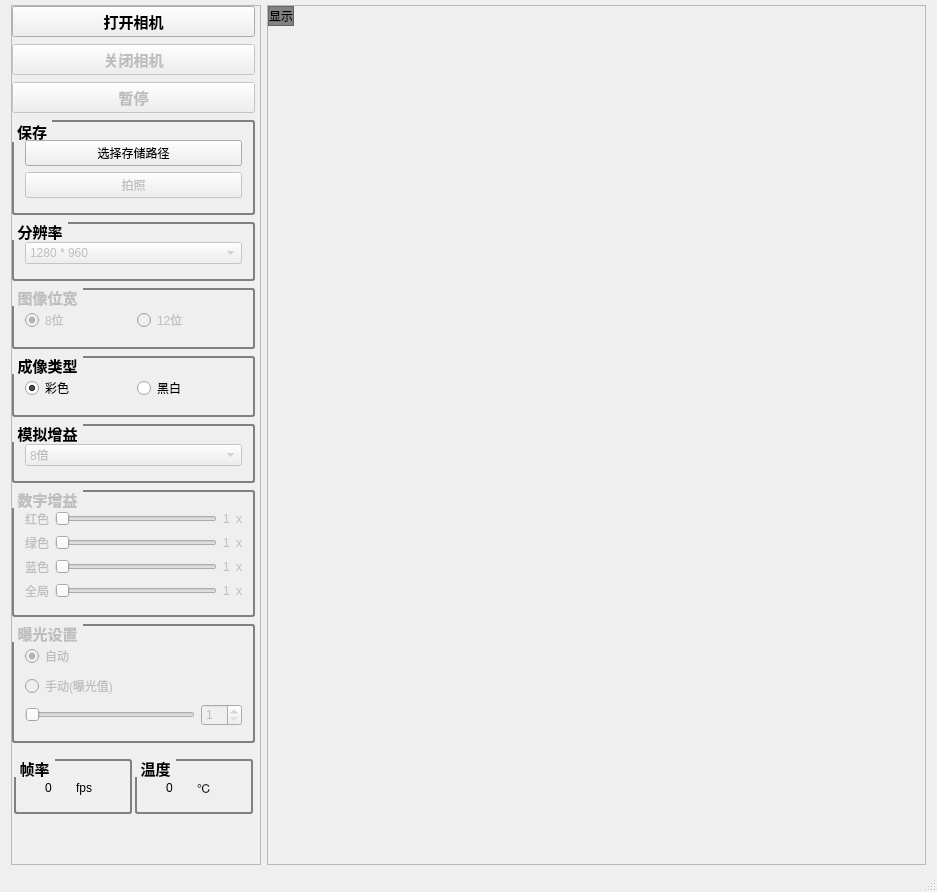
Before: the Qt Designer form usb2_camera_034/mainwindow.ui in betterorbest/usb_camera_with_Cypress, drawn with Qt 5.
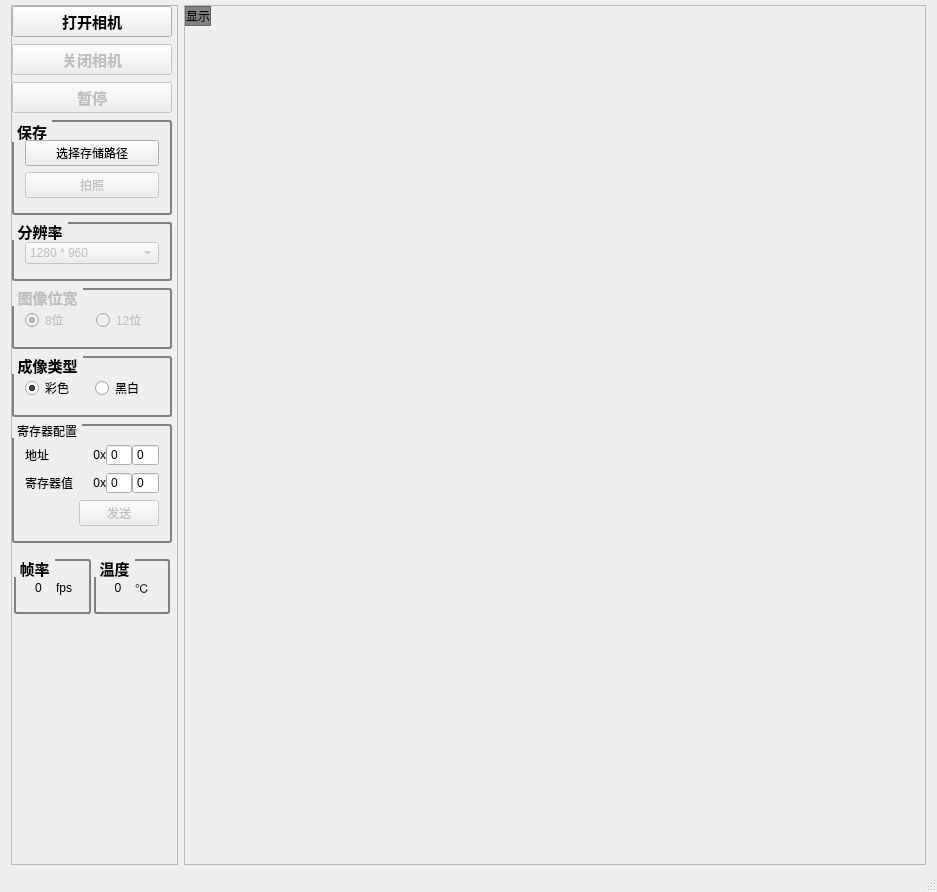
After: the same form once the commit is applied. Icons and pictures are not drawn.

```diff
--- a/usb2_camera_034/mainwindow.ui
+++ b/usb2_camera_034/mainwindow.ui
@@ -360,530 +360,132 @@
        </item>
        <item>
         <widget class="QGroupBox" name="groupBox_3">
-         <property name="enabled">
-          <bool>true</bool>
-         </property>
-         <property name="font">
-          <font>
-           <pointsize>11</pointsize>
-           <weight>75</weight>
-           <bold>true</bold>
-          </font>
-         </property>
          <property name="title">
-          <string>模拟增益</string>
+          <string>寄存器配置</string>
          </property>
-         <layout class="QHBoxLayout" name="horizontalLayout_6">
-          <item>
-           <widget class="QComboBox" name="m_analogGainSet">
+         <layout class="QGridLayout" name="gridLayout_2">
+          <item row="0" column="0">
+           <widget class="QLabel" name="label_2">
+            <property name="text">
+             <string>地址</string>
+            </property>
+           </widget>
+          </item>
+          <item row="0" column="1">
+           <layout class="QHBoxLayout" name="horizontalLayout_6">
+            <property name="spacing">
+             <number>0</number>
+            </property>
+            <item>
+             <widget class="QLabel" name="label">
+              <property name="layoutDirection">
+               <enum>Qt::RightToLeft</enum>
+              </property>
+              <property name="text">
+               <string>0x</string>
+              </property>
+              <property name="alignment">
+               <set>Qt::AlignRight|Qt::AlignTrailing|Qt::AlignVCenter</set>
+              </property>
+             </widget>
+            </item>
+            <item>
+             <widget class="QSpinBox" name="m_addrHigh">
+              <property name="wrapping">
+               <bool>false</bool>
+              </property>
+              <property name="frame">
+               <bool>true</bool>
+              </property>
+              <property name="buttonSymbols">
+               <enum>QAbstractSpinBox::NoButtons</enum>
+              </property>
+              <property name="maximum">
+               <number>255</number>
+              </property>
+              <property name="displayIntegerBase">
+               <number>16</number>
+              </property>
+             </widget>
+            </item>
+            <item>
+             <widget class="QSpinBox" name="m_addrLow">
+              <property name="buttonSymbols">
+               <enum>QAbstractSpinBox::NoButtons</enum>
+              </property>
+              <property name="maximum">
+               <number>255</number>
+              </property>
+              <property name="displayIntegerBase">
+               <number>16</number>
+              </property>
+             </widget>
+            </item>
+           </layout>
+          </item>
+          <item row="1" column="0">
+           <widget class="QLabel" name="label_7">
+            <property name="text">
+             <string>寄存器值</string>
+            </property>
+           </widget>
+          </item>
+          <item row="1" column="1">
+           <layout class="QHBoxLayout" name="horizontalLayout_8">
+            <property name="spacing">
+             <number>0</number>
+            </property>
+            <item>
+             <widget class="QLabel" name="label_5">
+              <property name="layoutDirection">
+               <enum>Qt::LeftToRight</enum>
+              </property>
+              <property name="text">
+               <string>0x</string>
+              </property>
+              <property name="alignment">
+               <set>Qt::AlignRight|Qt::AlignTrailing|Qt::AlignVCenter</set>
+              </property>
+             </widget>
+            </item>
+            <item>
+             <widget class="QSpinBox" name="m_regHigh">
+              <property name="buttonSymbols">
+               <enum>QAbstractSpinBox::NoButtons</enum>
+              </property>
+              <property name="maximum">
+               <number>255</number>
+              </property>
+              <property name="displayIntegerBase">
+               <number>16</number>
+              </property>
+             </widget>
+            </item>
+            <item>
+             <widget class="QSpinBox" name="m_regLow">
+              <property name="buttonSymbols">
+               <enum>QAbstractSpinBox::NoButtons</enum>
+              </property>
+              <property name="maximum">
+               <number>255</number>
+              </property>
+              <property name="displayIntegerBase">
+               <number>16</number>
+              </property>
+             </widget>
+            </item>
+           </layout>
+          </item>
+          <item row="2" column="1">
+           <widget class="QPushButton" name="m_sendRegBtn">
             <property name="enabled">
              <bool>false</bool>
             </property>
-            <property name="font">
-             <font>
-              <pointsize>9</pointsize>
-              <weight>50</weight>
-              <bold>false</bold>
-             </font>
-            </property>
-            <property name="currentIndex">
-             <number>3</number>
-            </property>
-            <item>
-             <property name="text">
-              <string>1倍</string>
-             </property>
-            </item>
-            <item>
-             <property name="text">
-              <string>2倍</string>
-             </property>
-            </item>
-            <item>
-             <property name="text">
-              <string>4倍</string>
-             </property>
-            </item>
-            <item>
-             <property name="text">
-              <string>8倍</string>
-             </property>
-            </item>
-            <item>
-             <property name="text">
-              <string>10倍</string>
-             </property>
-            </item>
-           </widget>
-          </item>
-         </layout>
-        </widget>
-       </item>
-       <item>
-        <widget class="QGroupBox" name="m_digitalGainSet">
-         <property name="enabled">
-          <bool>false</bool>
-         </property>
-         <property name="font">
-          <font>
-           <pointsize>11</pointsize>
-           <weight>75</weight>
-           <bold>true</bold>
-          </font>
-         </property>
-         <property name="title">
-          <string>数字增益</string>
-         </property>
-         <layout class="QVBoxLayout" name="verticalLayout_3">
-          <item>
-           <layout class="QHBoxLayout" name="horizontalLayout_11">
-            <item>
-             <widget class="QLabel" name="label_11">
-              <property name="font">
-               <font>
-                <pointsize>9</pointsize>
-                <weight>50</weight>
-                <bold>false</bold>
-               </font>
-              </property>
-              <property name="text">
-               <string>红色</string>
-              </property>
-             </widget>
-            </item>
-            <item>
-             <widget class="QSlider" name="m_rGainSet">
-              <property name="sizePolicy">
-               <sizepolicy hsizetype="MinimumExpanding" vsizetype="Fixed">
-                <horstretch>0</horstretch>
-                <verstretch>0</verstretch>
-               </sizepolicy>
-              </property>
-              <property name="maximumSize">
-               <size>
-                <width>16777215</width>
-                <height>16777215</height>
-               </size>
-              </property>
-              <property name="minimum">
-               <number>1</number>
-              </property>
-              <property name="maximum">
-               <number>8</number>
-              </property>
-              <property name="pageStep">
-               <number>1</number>
-              </property>
-              <property name="orientation">
-               <enum>Qt::Horizontal</enum>
-              </property>
-              <property name="invertedAppearance">
-               <bool>false</bool>
-              </property>
-              <property name="invertedControls">
-               <bool>false</bool>
-              </property>
-              <property name="tickPosition">
-               <enum>QSlider::NoTicks</enum>
-              </property>
-              <property name="tickInterval">
-               <number>1</number>
-              </property>
-             </widget>
-            </item>
-            <item>
-             <widget class="QLabel" name="m_rGain">
-              <property name="font">
-               <font>
-                <pointsize>9</pointsize>
-                <weight>50</weight>
-                <bold>false</bold>
-               </font>
-              </property>
-              <property name="text">
-               <string>1</string>
-              </property>
-             </widget>
-            </item>
-            <item>
-             <widget class="QLabel" name="label_13">
-              <property name="font">
-               <font>
-                <pointsize>9</pointsize>
-                <weight>50</weight>
-                <bold>false</bold>
-               </font>
-              </property>
-              <property name="text">
-               <string>x</string>
-              </property>
-             </widget>
-            </item>
-           </layout>
-          </item>
-          <item>
-           <layout class="QHBoxLayout" name="horizontalLayout_10">
-            <item>
-             <widget class="QLabel" name="label_8">
-              <property name="font">
-               <font>
-                <pointsize>9</pointsize>
-                <weight>50</weight>
-                <bold>false</bold>
-               </font>
-              </property>
-              <property name="text">
-               <string>绿色</string>
-              </property>
-             </widget>
-            </item>
-            <item>
-             <widget class="QSlider" name="m_gGainSet">
-              <property name="sizePolicy">
-               <sizepolicy hsizetype="MinimumExpanding" vsizetype="Fixed">
-                <horstretch>0</horstretch>
-                <verstretch>0</verstretch>
-               </sizepolicy>
-              </property>
-              <property name="maximumSize">
-               <size>
-                <width>16777215</width>
-                <height>16777215</height>
-               </size>
-              </property>
-              <property name="minimum">
-               <number>1</number>
-              </property>
-              <property name="maximum">
-               <number>8</number>
-              </property>
-              <property name="pageStep">
-               <number>1</number>
-              </property>
-              <property name="orientation">
-               <enum>Qt::Horizontal</enum>
-              </property>
-              <property name="invertedAppearance">
-               <bool>false</bool>
-              </property>
-              <property name="invertedControls">
-               <bool>false</bool>
-              </property>
-              <property name="tickPosition">
-               <enum>QSlider::NoTicks</enum>
-              </property>
-              <property name="tickInterval">
-               <number>1</number>
-              </property>
-             </widget>
-            </item>
-            <item>
-             <widget class="QLabel" name="m_gGain">
-              <property name="font">
-               <font>
-                <pointsize>9</pointsize>
-                <weight>50</weight>
-                <bold>false</bold>
-               </font>
-              </property>
-              <property name="text">
-               <string>1</string>
-              </property>
-             </widget>
-            </item>
-            <item>
-             <widget class="QLabel" name="label_10">
-              <property name="font">
-               <font>
-                <pointsize>9</pointsize>
-                <weight>50</weight>
-                <bold>false</bold>
-               </font>
-              </property>
-              <property name="text">
-               <string>x</string>
-              </property>
-             </widget>
-            </item>
-           </layout>
-          </item>
-          <item>
-           <layout class="QHBoxLayout" name="horizontalLayout_9">
-            <item>
-             <widget class="QLabel" name="label_5">
-              <property name="font">
-               <font>
-                <pointsize>9</pointsize>
-                <weight>50</weight>
-                <bold>false</bold>
-               </font>
-              </property>
-              <property name="text">
-               <string>蓝色</string>
-              </property>
-             </widget>
-            </item>
-            <item>
-             <widget class="QSlider" name="m_bGainSet">
-              <property name="sizePolicy">
-               <sizepolicy hsizetype="MinimumExpanding" vsizetype="Fixed">
-                <horstretch>0</horstretch>
-                <verstretch>0</verstretch>
-               </sizepolicy>
-              </property>
-              <property name="maximumSize">
-               <size>
-                <width>16777215</width>
-                <height>16777215</height>
-               </size>
-              </property>
-              <property name="minimum">
-               <number>1</number>
-              </property>
-              <property name="maximum">
-               <number>8</number>
-              </property>
-              <property name="pageStep">
-               <number>1</number>
-              </property>
-              <property name="orientation">
-               <enum>Qt::Horizontal</enum>
-              </property>
-              <property name="invertedAppearance">
-               <bool>false</bool>
-              </property>
-              <property name="invertedControls">
-               <bool>false</bool>
-              </property>
-              <property name="tickPosition">
-               <enum>QSlider::NoTicks</enum>
-              </property>
-              <property name="tickInterval">
-               <number>1</number>
-              </property>
-             </widget>
-            </item>
-            <item>
-             <widget class="QLabel" name="m_bGain">
-              <property name="font">
-               <font>
-                <pointsize>9</pointsize>
-                <weight>50</weight>
-                <bold>false</bold>
-               </font>
-              </property>
-              <property name="text">
-               <string>1</string>
-              </property>
-             </widget>
-            </item>
-            <item>
-             <widget class="QLabel" name="label_7">
-              <property name="font">
-               <font>
-                <pointsize>9</pointsize>
-                <weight>50</weight>
-                <bold>false</bold>
-               </font>
-              </property>
-              <property name="text">
-               <string>x</string>
-              </property>
-             </widget>
-            </item>
-           </layout>
-          </item>
-          <item>
-           <layout class="QHBoxLayout" name="horizontalLayout_8">
-            <item>
-             <widget class="QLabel" name="label_2">
-              <property name="font">
-               <font>
-                <pointsize>9</pointsize>
-                <weight>50</weight>
-                <bold>false</bold>
-               </font>
-              </property>
-              <property name="text">
-               <string>全局</string>
-              </property>
-             </widget>
-            </item>
-            <item>
-             <widget class="QSlider" name="m_globalGainSet">
-              <property name="sizePolicy">
-               <sizepolicy hsizetype="MinimumExpanding" vsizetype="Fixed">
-                <horstretch>0</horstretch>
-                <verstretch>0</verstretch>
-               </sizepolicy>
-              </property>
-              <property name="maximumSize">
-               <size>
-                <width>16777215</width>
-                <height>16777215</height>
-               </size>
-              </property>
-              <property name="minimum">
-               <number>1</number>
-              </property>
-              <property name="maximum">
-               <number>8</number>
-              </property>
-              <property name="pageStep">
-               <number>1</number>
-              </property>
-              <property name="orientation">
-               <enum>Qt::Horizontal</enum>
-              </property>
-              <property name="invertedAppearance">
-               <bool>false</bool>
-              </property>
-              <property name="invertedControls">
-               <bool>false</bool>
-              </property>
-              <property name="tickPosition">
-               <enum>QSlider::NoTicks</enum>
-              </property>
-              <property name="tickInterval">
-               <number>1</number>
-              </property>
-             </widget>
-            </item>
-            <item>
-             <widget class="QLabel" name="m_globalGain">
-              <property name="font">
-               <font>
-                <pointsize>9</pointsize>
-                <weight>50</weight>
-                <bold>false</bold>
-               </font>
-              </property>
-              <property name="text">
-               <string>1</string>
-              </property>
-             </widget>
-            </item>
-            <item>
-             <widget class="QLabel" name="label">
-              <property name="font">
-               <font>
-                <pointsize>9</pointsize>
-                <weight>50</weight>
-                <bold>false</bold>
-               </font>
-              </property>
-              <property name="text">
-               <string>x</string>
-              </property>
-             </widget>
-            </item>
-           </layout>
-          </item>
-         </layout>
-        </widget>
-       </item>
-       <item>
-        <widget class="QGroupBox" name="m_exposureMode">
-         <property name="enabled">
-          <bool>false</bool>
-         </property>
-         <property name="font">
-          <font>
-           <pointsize>11</pointsize>
-           <weight>75</weight>
-           <bold>true</bold>
-          </font>
-         </property>
-         <property name="title">
-          <string>曝光设置</string>
-         </property>
-         <layout class="QVBoxLayout" name="verticalLayout_4">
-          <item>
-           <widget class="QRadioButton" name="m_autoExposure">
-            <property name="font">
-             <font>
-              <pointsize>9</pointsize>
-              <weight>50</weight>
-              <bold>false</bold>
-             </font>
-            </property>
             <property name="text">
-             <string>自动</string>
+             <string>发送</string>
             </property>
-            <property name="checked">
-             <bool>true</bool>
-            </property>
            </widget>
           </item>
-          <item>
-           <widget class="QRadioButton" name="m_manualExposure">
-            <property name="font">
-             <font>
-              <pointsize>9</pointsize>
-              <weight>50</weight>
-              <bold>false</bold>
-             </font>
-            </property>
-            <property name="text">
-             <string>手动(曝光值)</string>
-            </property>
-           </widget>
-          </item>
-          <item>
-           <layout class="QHBoxLayout" name="horizontalLayout_12">
-            <item>
-             <widget class="QSlider" name="m_exposureSlider">
-              <property name="enabled">
-               <bool>false</bool>
-              </property>
-              <property name="sizePolicy">
-               <sizepolicy hsizetype="MinimumExpanding" vsizetype="Fixed">
-                <horstretch>0</horstretch>
-                <verstretch>0</verstretch>
-               </sizepolicy>
-              </property>
-              <property name="maximumSize">
-               <size>
-                <width>16777215</width>
-                <height>16777215</height>
-               </size>
-              </property>
-              <property name="minimum">
-               <number>1</number>
-              </property>
-              <property name="maximum">
-               <number>92</number>
-              </property>
-              <property name="singleStep">
-               <number>1</number>
-              </property>
-              <property name="orientation">
-               <enum>Qt::Horizontal</enum>
-              </property>
-             </widget>
-            </item>
-            <item>
-             <widget class="QSpinBox" name="m_exposureSpinBox">
-              <property name="enabled">
-               <bool>false</bool>
-              </property>
-              <property name="font">
-               <font>
-                <pointsize>9</pointsize>
-                <weight>50</weight>
-                <bold>false</bold>
-               </font>
-              </property>
-              <property name="minimum">
-               <number>1</number>
-              </property>
-              <property name="maximum">
-               <number>92</number>
-              </property>
-             </widget>
-            </item>
-           </layout>
-          </item>
          </layout>
         </widget>
        </item>
```
